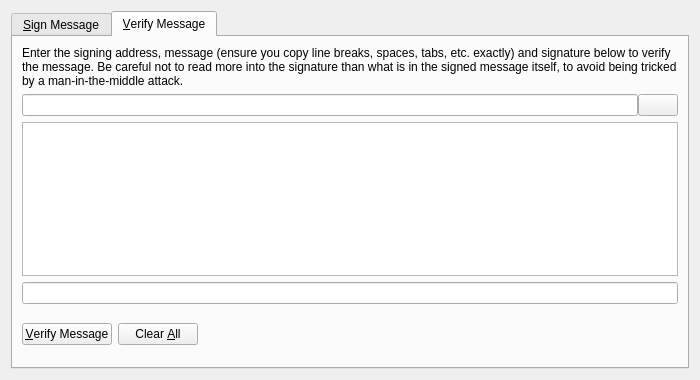
smartcryptotech/SmartCryptoTech, file src/qt/forms/signverifymessagedialog.ui: the form before one commit.
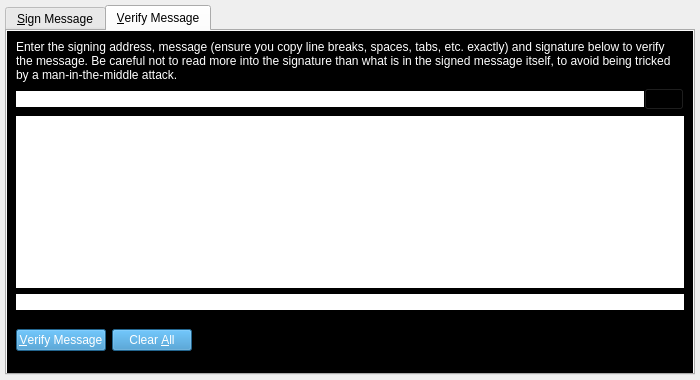
The form after the commit. Icons and pictures are not drawn. Custom widgets are drawn as their Qt base class.

```diff
--- a/src/qt/forms/signverifymessagedialog.ui
+++ b/src/qt/forms/signverifymessagedialog.ui
@@ -17,6 +17,18 @@
    <bool>true</bool>
   </property>
   <layout class="QVBoxLayout" name="verticalLayout">
+   <property name="leftMargin">
+    <number>5</number>
+   </property>
+   <property name="topMargin">
+    <number>5</number>
+   </property>
+   <property name="rightMargin">
+    <number>5</number>
+   </property>
+   <property name="bottomMargin">
+    <number>5</number>
+   </property>
    <item>
     <widget class="QTabWidget" name="tabWidget">
      <property name="currentIndex">
@@ -223,6 +235,10 @@
       </layout>
      </widget>
      <widget class="QWidget" name="tabVerifyMessage">
+      <property name="styleSheet">
+       <string notr="true">background-color: rgb(0, 0, 0);
+color: rgb(255, 255, 255);</string>
+      </property>
       <attribute name="title">
        <string>&amp;Verify Message</string>
       </attribute>
@@ -253,6 +269,11 @@
            <property name="toolTip">
             <string>The address the message was signed with (e.g. SZFPLNkyK6w3UgpweVapFfCVABHYGKyMvv)</string>
            </property>
+           <property name="styleSheet">
+            <string notr="true">background-color: rgb(255, 255, 255);
+color: rgb(0, 0, 0);
+border-radius:0px;</string>
+           </property>
            <property name="maxLength">
             <number>34</number>
            </property>
@@ -281,10 +302,22 @@
         </layout>
        </item>
        <item>
-        <widget class="QPlainTextEdit" name="messageIn_VM"/>
+        <widget class="QPlainTextEdit" name="messageIn_VM">
+         <property name="styleSheet">
+          <string notr="true">background-color: rgb(255, 255, 255);
+color: rgb(0, 0, 0);
+border-radius:0px;</string>
+         </property>
+        </widget>
        </item>
        <item>
-        <widget class="QValidatedLineEdit" name="signatureIn_VM"/>
+        <widget class="QValidatedLineEdit" name="signatureIn_VM">
+         <property name="styleSheet">
+          <string notr="true">background-color: rgb(255, 255, 255);
+color: rgb(0, 0, 0);
+border-radius:0px;</string>
+         </property>
+        </widget>
        </item>
        <item>
         <layout class="QHBoxLayout" name="horizontalLayout_2_VM">
@@ -293,6 +326,10 @@
            <property name="toolTip">
             <string>Verify the message to ensure it was signed with the specified SmartCryptoTech address</string>
            </property>
+           <property name="styleSheet">
+            <string notr="true">background-color: rgb(48,140,198);
+color: rgb(255, 255, 255);</string>
+           </property>
            <property name="text">
             <string>&amp;Verify Message</string>
            </property>
@@ -310,6 +347,10 @@
            <property name="toolTip">
             <string>Reset all verify message fields</string>
            </property>
+           <property name="styleSheet">
+            <string notr="true">background-color: rgb(48,140,198);
+color: rgb(255, 255, 255);</string>
+           </property>
            <property name="text">
             <string>Clear &amp;All</string>
            </property>
```
Left out of the diff: 27 changed lines with no effect on the pictures.
